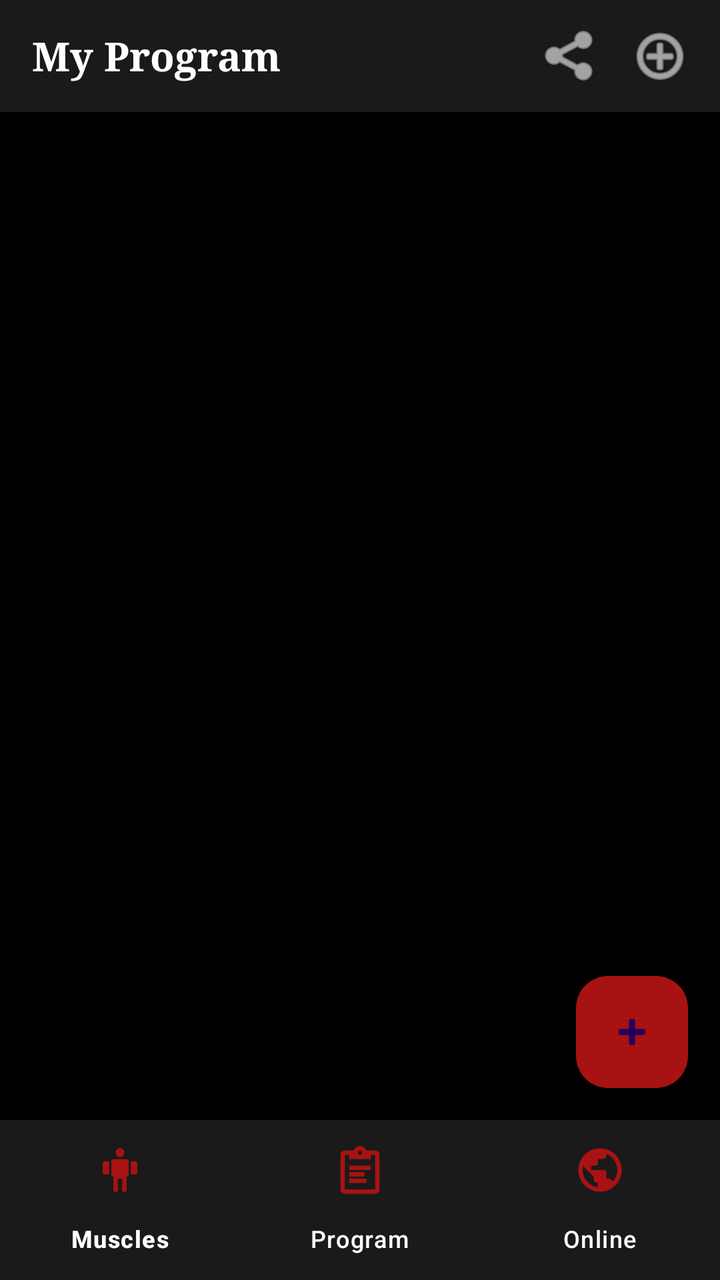
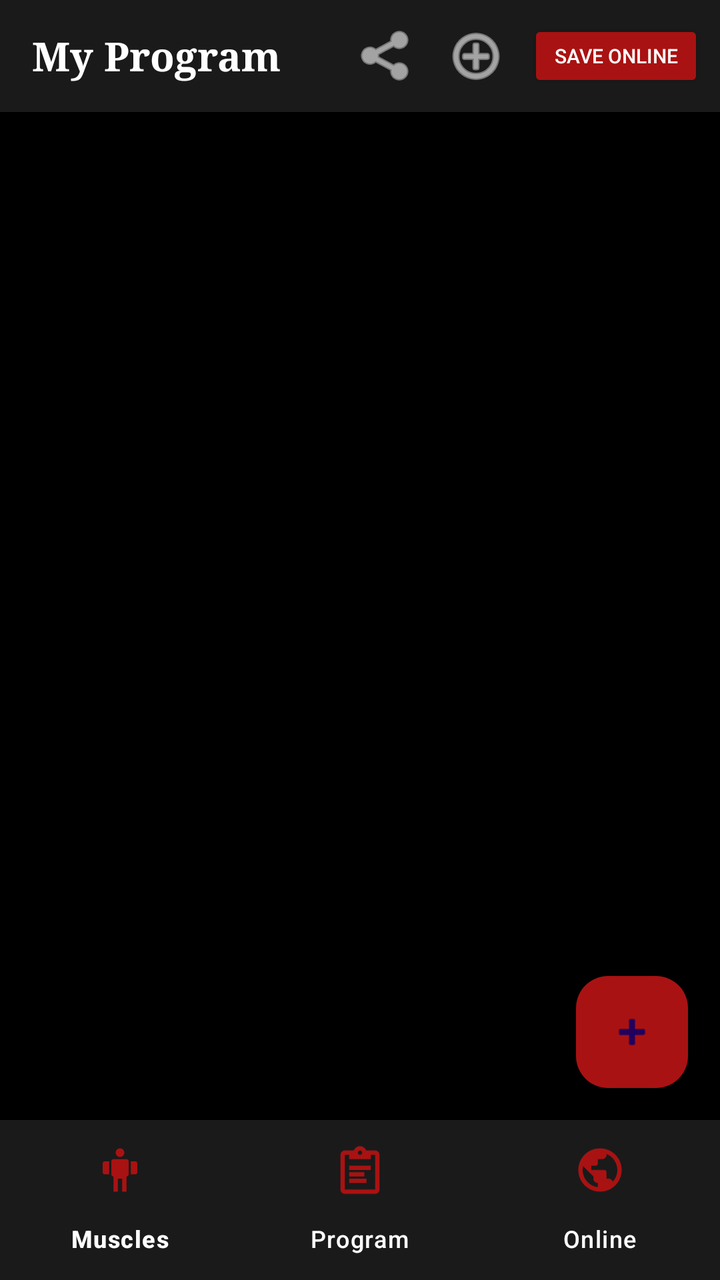

The first picture is an Android layout as it rendered before a commit; the second is the same layout after the commit. The layout source and the unified diff follow.
<!-- AndroidManifest.xml: application theme Theme.MuscleApp -->
<!-- res/layout/activity_gym_program.xml -->
<?xml version="1.0" encoding="utf-8"?>
<androidx.constraintlayout.widget.ConstraintLayout
    xmlns:android="http://schemas.android.com/apk/res/android"
    xmlns:app="http://schemas.android.com/apk/res-auto"
    xmlns:tools="http://schemas.android.com/tools"
    android:id="@+id/main"
    android:layout_width="match_parent"
    android:layout_height="match_parent"
    android:background="@color/black"
    tools:context=".GymProgramActivity">

    <LinearLayout
        android:id="@+id/top_bar"
        android:layout_width="0dp"
        android:layout_height="56dp"
        android:orientation="horizontal"
        android:gravity="center_vertical"
        android:paddingStart="16dp"
        android:paddingEnd="8dp"
        android:background="#1A1A1A"
        app:layout_constraintTop_toTopOf="parent"
        app:layout_constraintStart_toStartOf="parent"
        app:layout_constraintEnd_toEndOf="parent">

        <TextView
            android:layout_width="0dp"
            android:layout_height="wrap_content"
            android:layout_weight="1"
            android:text="My Program"
            android:textColor="@color/white"
            android:textSize="20sp"
            android:textStyle="bold"
            android:fontFamily="serif" />

        <ImageButton
            android:id="@+id/btn_share_program"
            android:layout_width="44dp"
            android:layout_height="44dp"
            android:background="?attr/selectableItemBackgroundBorderless"
            android:src="@android:drawable/ic_menu_share"
            android:contentDescription="Share Program"
            app:tint="@color/white" />

        <ImageButton
            android:id="@+id/btn_import_program"
            android:layout_width="44dp"
            android:layout_height="44dp"
            android:background="?attr/selectableItemBackgroundBorderless"
            android:src="@android:drawable/ic_menu_add"
            android:contentDescription="Import Program"
            app:tint="@color/white" />

    </LinearLayout>

    <androidx.recyclerview.widget.RecyclerView
        android:id="@+id/plan_recycler_view"
        android:layout_width="0dp"
        android:layout_height="0dp"
        android:clipToPadding="false"
        android:paddingBottom="80dp"
        app:layout_constraintTop_toBottomOf="@+id/top_bar"
        app:layout_constraintBottom_toTopOf="@+id/bottom_nav"
        app:layout_constraintStart_toStartOf="parent"
        app:layout_constraintEnd_toEndOf="parent" />

    <TextView
        android:id="@+id/plan_empty_text"
        android:layout_width="wrap_content"
        android:layout_height="wrap_content"
        android:text="No exercises yet.\nTap + to add one."
        android:textColor="@android:color/darker_gray"
        android:textSize="16sp"
        android:fontFamily="serif"
        android:gravity="center"
        android:visibility="gone"
        app:layout_constraintTop_toBottomOf="@+id/top_bar"
        app:layout_constraintBottom_toTopOf="@+id/bottom_nav"
        app:layout_constraintStart_toStartOf="parent"
        app:layout_constraintEnd_toEndOf="parent" />

    <com.google.android.material.floatingactionbutton.FloatingActionButton
        android:id="@+id/fab_add_exercise"
        android:layout_width="wrap_content"
        android:layout_height="wrap_content"
        android:layout_marginEnd="16dp"
        android:layout_marginBottom="16dp"
        android:src="@android:drawable/ic_input_add"
        android:tint="@color/white"
        android:contentDescription="Add Exercise"
        app:backgroundTint="@color/red"
        app:layout_constraintEnd_toEndOf="parent"
        app:layout_constraintBottom_toTopOf="@+id/bottom_nav" />

    <com.google.android.material.bottomnavigation.BottomNavigationView
        android:id="@+id/bottom_nav"
        android:layout_width="0dp"
        android:layout_height="wrap_content"
        android:background="#1A1A1A"
        app:itemIconTint="@color/red"
        app:itemTextColor="@color/white"
        app:itemIconSize="26dp"
        app:labelVisibilityMode="labeled"
        app:menu="@menu/bottom_nav_menu"
        app:layout_constraintBottom_toBottomOf="parent"
        app:layout_constraintStart_toStartOf="parent"
        app:layout_constraintEnd_toEndOf="parent" />

</androidx.constraintlayout.widget.ConstraintLayout>
<!-- resources referenced by this layout -->
<resources>
  <color name="black">#FF000000</color>
  <color name="red">#A91212</color>
  <color name="white">#FFFFFFFF</color>
  <style name="Theme.MuscleApp" parent="Base.Theme.MuscleApp" />
  <style name="Base.Theme.MuscleApp" parent="Theme.Material3.Light.NoActionBar">
          
          
      </style>
</resources>

<!-- the commit's change to res/layout/activity_gym_program.xml (unified diff, before → after) -->
@@ -49,6 +49,16 @@
             android:src="@android:drawable/ic_menu_add"
             android:contentDescription="Import Program"
             app:tint="@color/white" />
+
+        <Button
+            android:id="@+id/btn_save_online"
+            android:layout_width="wrap_content"
+            android:layout_height="36dp"
+            android:text="Save Online"
+            android:textSize="10sp"
+            app:backgroundTint="@color/red"
+            android:textColor="@color/white"
+            android:layout_marginStart="4dp"/>
 
     </LinearLayout>
 
